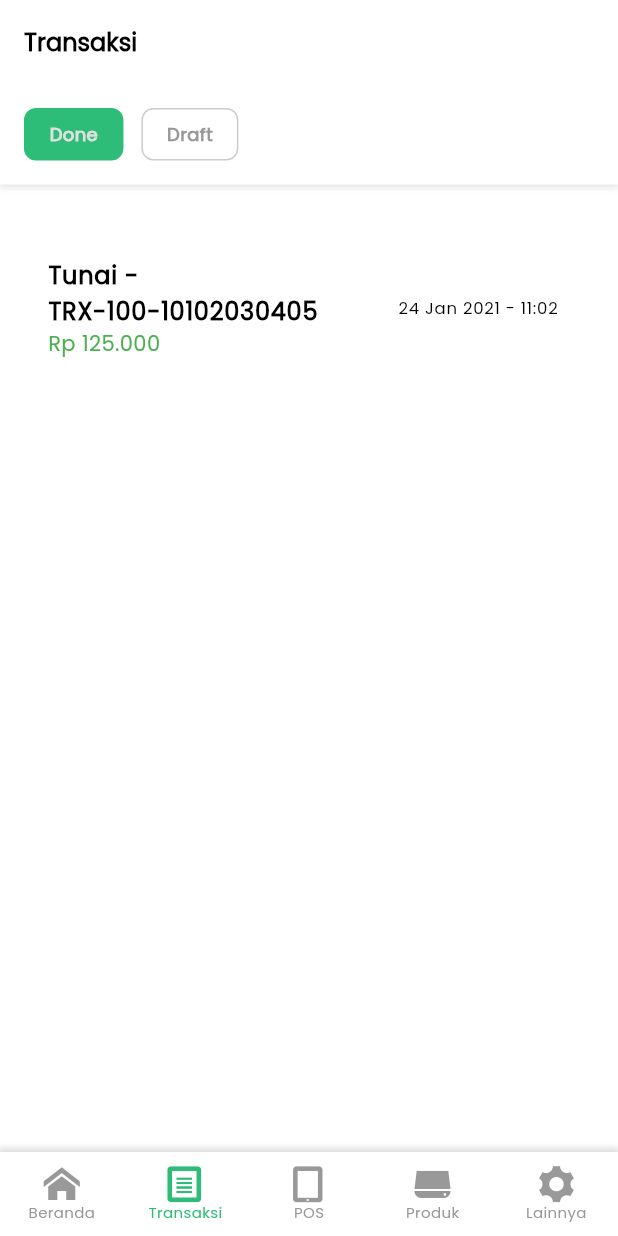
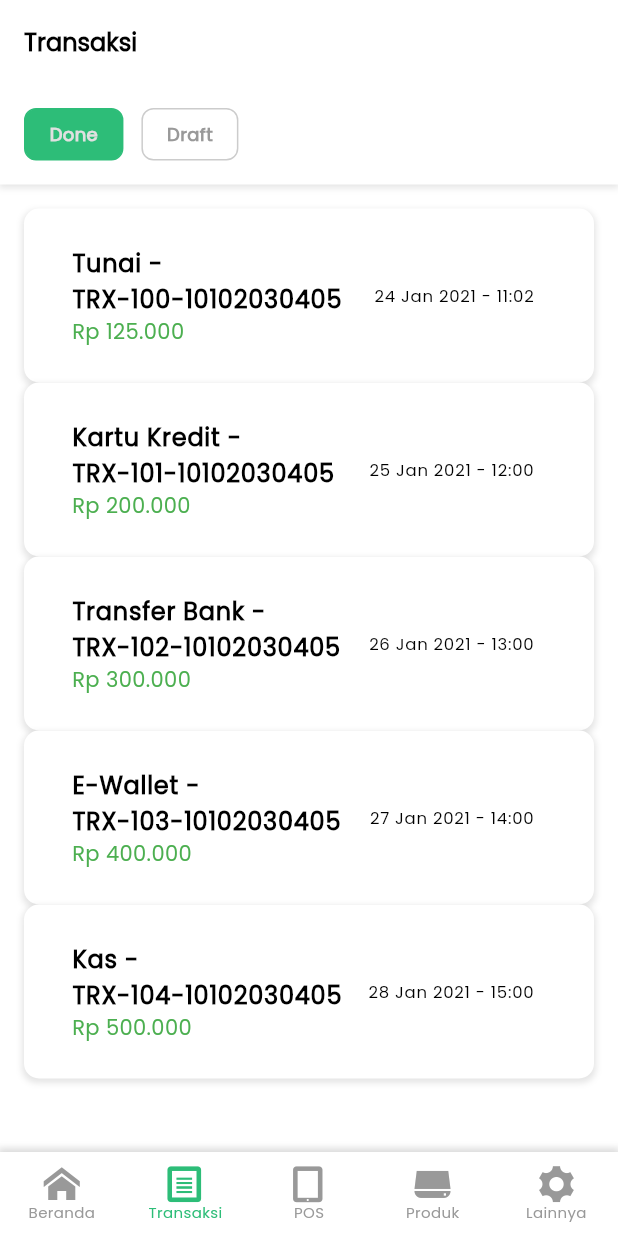
Before and after one commit to NickellF/Flutter-Apps, a Flutter app: the screen it shows after launch, item 2 of the bottom bar chosen, on a phone screen of 412 x 824 dp. Run offline on Flutter 3.47's test engine with Material 3 defaults, Android fonts, the phone set to English and light mode, and no system bars.

Commit message:
item transaksi

```diff
--- a/lib/features/transaction/pages/index/page.dart
+++ b/lib/features/transaction/pages/index/page.dart
@@ -30,9 +30,22 @@ class TransactionPage extends StatelessWidget {
           Expanded(
             child: ListView(
               padding: const EdgeInsets.all(Dimens.defaultSize),
-              children: const [
-                SizedBox(height: 24),
-                ListTile(
+              children: [
+                Container(
+                  decoration: BoxDecoration(
+                    color: Colors.white,
+                    boxShadow: [
+                      BoxShadow(
+                        color: Colors.black.withOpacity(0.1),
+                        spreadRadius: 1,
+                        blurRadius: 3,
+                        offset: const Offset(0, 2),
+                      ),
+                    ],
+                    borderRadius: BorderRadius.circular(10),
+                  ),
+                  padding: const EdgeInsets.all(16),
+                  child: const ListTile(
                     title: Text(
                       'Tunai - TRX-100-10102030405',
                       style: TextStyle(fontWeight: FontWeight.bold),
@@ -43,6 +56,111 @@ class TransactionPage extends StatelessWidget {
                     ),
                     trailing: Text('24 Jan 2021 - 11:02'),
                   ),
+                ),
+                Container(
+                  decoration: BoxDecoration(
+                    color: Colors.white,
+                    boxShadow: [
+                      BoxShadow(
+                        color: Colors.black.withOpacity(0.1),
+                        spreadRadius: 1,
+                        blurRadius: 3,
+                        offset: const Offset(0, 2),
+                      ),
+                    ],
+                    borderRadius: BorderRadius.circular(10),
+                  ),
+                  padding: const EdgeInsets.all(16),
+                  child: const ListTile(
+                    title: Text(
+                      'Kartu Kredit - TRX-101-10102030405',
+                      style: TextStyle(fontWeight: FontWeight.bold),
+                    ),
+                    subtitle: Text(
+                      'Rp 200.000',
+                      style: TextStyle(color: Colors.green),
+                    ),
+                    trailing: Text('25 Jan 2021 - 12:00'),
+                  ),
+                ),
+                Container(
+                  decoration: BoxDecoration(
+                    color: Colors.white,
+                    boxShadow: [
+                      BoxShadow(
+                        color: Colors.black.withOpacity(0.1),
+                        spreadRadius: 1,
+                        blurRadius: 3,
+                        offset: const Offset(0, 2),
+                      ),
+                    ],
+                    borderRadius: BorderRadius.circular(10),
+                  ),
+                  padding: const EdgeInsets.all(16),
+                  child: const ListTile(
+                    title: Text(
+                      'Transfer Bank - TRX-102-10102030405',
+                      style: TextStyle(fontWeight: FontWeight.bold),
+                    ),
+                    subtitle: Text(
+                      'Rp 300.000',
+                      style: TextStyle(color: Colors.green),
+                    ),
+                    trailing: Text('26 Jan 2021 - 13:00'),
+                  ),
+                ),
+                Container(
+                  decoration: BoxDecoration(
+                    color: Colors.white,
+                    boxShadow: [
+                      BoxShadow(
+                        color: Colors.black.withOpacity(0.1),
+                        spreadRadius: 1,
+                        blurRadius: 3,
+                        offset: const Offset(0, 2),
+                      ),
+                    ],
+                    borderRadius: BorderRadius.circular(10),
+                  ),
+                  padding: const EdgeInsets.all(16),
+                  child: const ListTile(
+                    title: Text(
+                      'E-Wallet - TRX-103-10102030405',
+                      style: TextStyle(fontWeight: FontWeight.bold),
+                    ),
+                    subtitle: Text(
+                      'Rp 400.000',
+                      style: TextStyle(color: Colors.green),
+                    ),
+                    trailing: Text('27 Jan 2021 - 14:00'),
+                  ),
+                ),
+                Container(
+                  decoration: BoxDecoration(
+                    color: Colors.white,
+                    boxShadow: [
+                      BoxShadow(
+                        color: Colors.black.withOpacity(0.1),
+                        spreadRadius: 1,
+                        blurRadius: 3,
+                        offset: const Offset(0, 2),
+                      ),
+                    ],
+                    borderRadius: BorderRadius.circular(10),
+                  ),
+                  padding: const EdgeInsets.all(16),
+                  child: const ListTile(
+                    title: Text(
+                      'Kas - TRX-104-10102030405',
+                      style: TextStyle(fontWeight: FontWeight.bold),
+                    ),
+                    subtitle: Text(
+                      'Rp 500.000',
+                      style: TextStyle(color: Colors.green),
+                    ),
+                    trailing: Text('28 Jan 2021 - 15:00'),
+                  ),
+                ),
               ],
             ),
           ),
```
Lines whose indentation alone changed are shown as unchanged.
